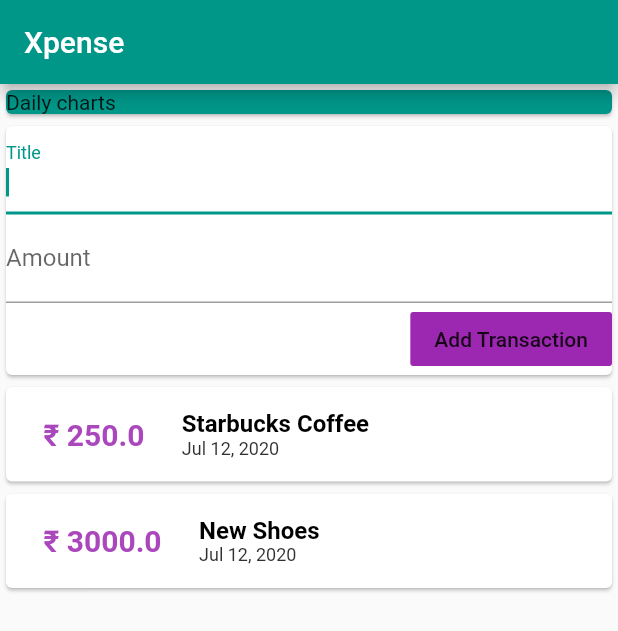
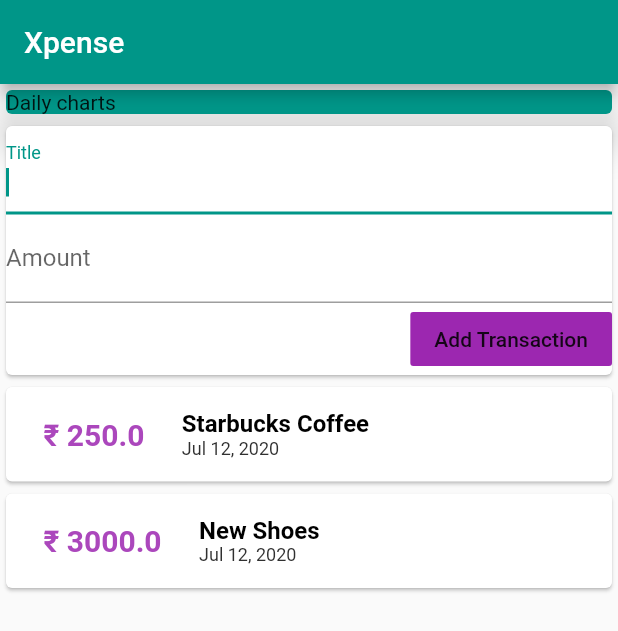
Before and after one commit to Karanjot-singh/Flutter-StockPlus, a Flutter app: the screen it shows after launch, on a phone screen of 412 x 824 dp. Shown: the top 631 px of the screen. Run offline on Flutter 3.47's test engine with Material 2 defaults, Android fonts, the phone set to English and light mode, and no system bars.

Commit message:
Added Functionality

```diff
--- a/lib/main.dart
+++ b/lib/main.dart
@@ -46,7 +46,7 @@ class _MyHomePageState extends State<MyHomePage> {
             width: double.infinity,
             child: Card(
               color: Colors.teal,
-              // elevation: 10,
+              elevation: 10,
               child: Text("Daily charts"),
             ),
           ),
```
